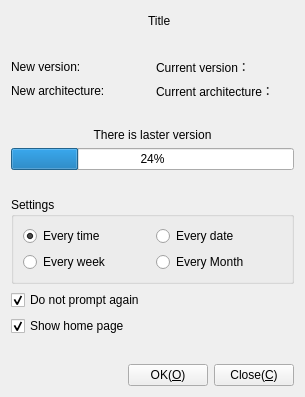
Above: Src/FrmUpdater/FrmUpdater.ui from KangLin/RabbitCommon before the change. Below: the same form after it.
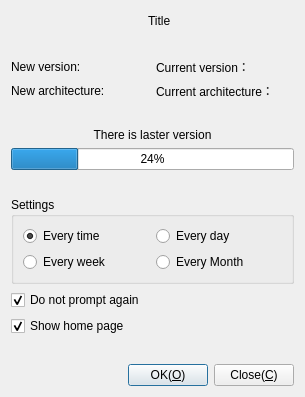
That is the form after the change. Icons and pictures are not drawn.

Patch:
```diff
--- a/Src/FrmUpdater/FrmUpdater.ui
+++ b/Src/FrmUpdater/FrmUpdater.ui
@@ -286,7 +286,7 @@
            </sizepolicy>
           </property>
           <property name="text">
-           <string>Every date</string>
+           <string>Every day</string>
           </property>
          </widget>
         </item>
@@ -354,6 +354,9 @@
        <property name="text">
         <string>OK(&amp;O)</string>
        </property>
+       <property name="default">
+        <bool>true</bool>
+       </property>
       </widget>
      </item>
      <item>
```
